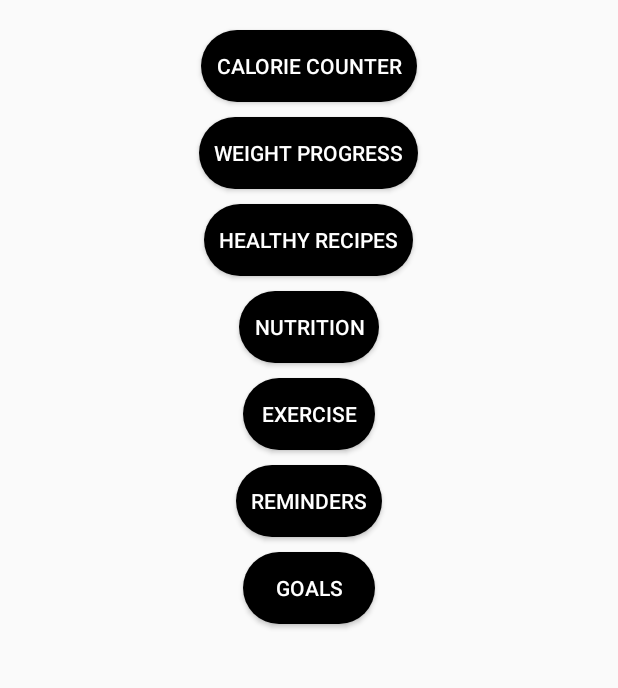
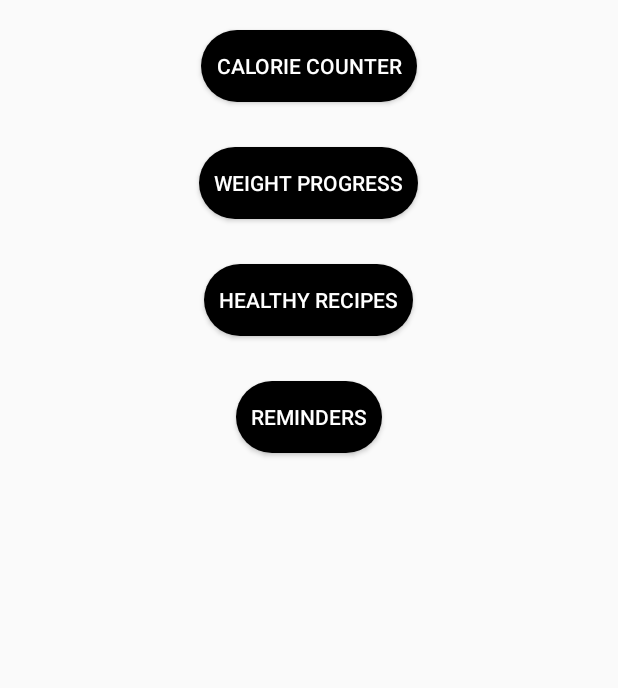
Before and after one commit to KevinDelao/Diet-Android-App, an Android app: the TitleFragment screen opened directly, with no data from a screen before it, on a phone screen of 412 x 824 dp, the part 382-1070 px from its top. Run offline under Robolectric (Android 15) with nearby library versions, the phone set to English and light mode, and no system bars; our stand-ins replace Room's generated code, data binding, navigation-ui; libraries missing offline, so code that uses them is left out: com.facebook.stetho; 3 statements that could not run were skipped.

Commit message:
Add files via upload

```diff
--- a/app/src/main/res/layout/fragment_notification.xml
+++ b/app/src/main/res/layout/fragment_notification.xml
@@ -17,7 +17,7 @@
         android:layout_height="match_parent"
         tools:context=".ui.EggTimerFragment">
 
-<!--        app:elapsedTime="@{eggTimerViewModel.elapsedTime}"-->
+        <!--        app:elapsedTime="@{eggTimerViewModel.elapsedTime}"-->
 
         <TextView
             android:id="@+id/textView"
--- a/app/src/main/res/layout/fragment_title.xml
+++ b/app/src/main/res/layout/fragment_title.xml
@@ -52,24 +52,9 @@
         android:text="@string/title_page_button_healthy_recipes"
         android:layout_marginBottom="@dimen/title_page_button_margin_bottom"/>
     <Button
-        android:id="@+id/title_page_nutrition_button"
-        style="@style/title_page_buttons"
-        android:text="@string/title_page_button_nutrition"
-        android:layout_marginBottom="@dimen/title_page_button_margin_bottom"/>
-    <Button
-        android:id="@+id/title_page_exercise_button"
-        style="@style/title_page_buttons"
-        android:text="@string/title_page_button_exercise"
-        android:layout_marginBottom="@dimen/title_page_button_margin_bottom"/>
-    <Button
         android:id="@+id/title_page_notification_button"
         style="@style/title_page_buttons"
         android:text="@string/title_page_button_notification"
         android:layout_marginBottom="@dimen/title_page_button_margin_bottom"/>
-    <Button
-        android:id="@+id/title_page_goals_button"
-        style="@style/title_page_buttons"
-        android:text="@string/title_page_button_goals"
-        android:layout_marginBottom="@dimen/divider_margin_bottom"/>
 </LinearLayout>
 </layout>
--- a/app/src/main/res/layout/nav_header.xml
+++ b/app/src/main/res/layout/nav_header.xml
@@ -4,7 +4,7 @@
     android:id="@+id/navHeader"
     android:layout_width="match_parent"
     android:layout_height="192dp"
-    android:background="?attr/colorPrimaryDark"
+    android:background="@color/NavHeaderColor"
     android:padding="16dp"
     android:theme="@style/ThemeOverlay.AppCompat.Dark">
     <ImageView
@@ -20,5 +20,5 @@
         app:layout_constraintEnd_toEndOf="parent"
         app:layout_constraintStart_toStartOf="parent"
         app:layout_constraintTop_toTopOf="parent"
-        app:srcCompat="@drawable/ic_launcher_foreground" />
+        app:srcCompat="@drawable/diet" />
 </androidx.constraintlayout.widget.ConstraintLayout>
--- a/app/src/main/res/menu/navdrawer_menu.xml
+++ b/app/src/main/res/menu/navdrawer_menu.xml
@@ -1,4 +1,19 @@
 <?xml version="1.0" encoding="utf-8"?>
 <menu xmlns:android="http://schemas.android.com/apk/res/android">
-
+    <item
+        android:id="@+id/calorieFragment"
+        android:icon="@android:drawable/star_big_on"
+        android:title="Calorie Counter" />
+    <item
+        android:id="@+id/recordTrackerFragment"
+        android:icon="@android:drawable/star_big_on"
+        android:title="Weight Progress"/>
+    <item
+        android:id="@+id/healthyRecipe"
+        android:icon="@android:drawable/star_big_on"
+        android:title="Healthy Recipes"/>
+    <item
+        android:id="@+id/notificationsFragment"
+        android:icon="@android:drawable/star_big_on"
+        android:title="Notifications"/>
 </menu>
--- a/app/src/main/res/values/colors.xml
+++ b/app/src/main/res/values/colors.xml
@@ -10,4 +10,5 @@
     <color name="food_default_color">#0F1B35</color>
     <color name="food_background">#0F192F</color>
     <color name="sub_title">#99E8CC</color>
+    <color name="NavHeaderColor">#344EA3</color>
 </resources>
--- a/app/src/main/res/values/dimens.xml
+++ b/app/src/main/res/values/dimens.xml
@@ -10,7 +10,7 @@
     <dimen name="title_page_brand_size">35sp</dimen>
     <dimen name="button_corners">25dp</dimen>
     <dimen name="title_page_brand_margin_bottom">20dp</dimen>
-    <dimen name="title_page_button_margin_bottom">10dp</dimen>
+    <dimen name="title_page_button_margin_bottom">30dp</dimen>
     <dimen name="title_page_button_padding">10dp</dimen>
     <!-- textSize -->
     <dimen name="smallText"></dimen>
```
Also changed, not shown: app/src/main/res/navigation/navigation.xml (line endings or trailing spaces).
